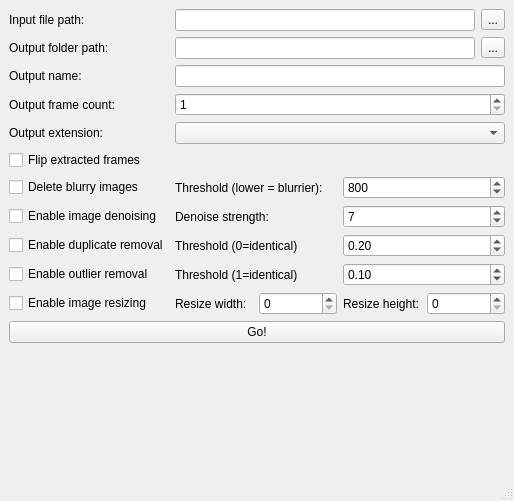
Before: the Qt Designer form mainwindow.ui in lucianjames/Vid2Photogrammetry, drawn with Qt 5.
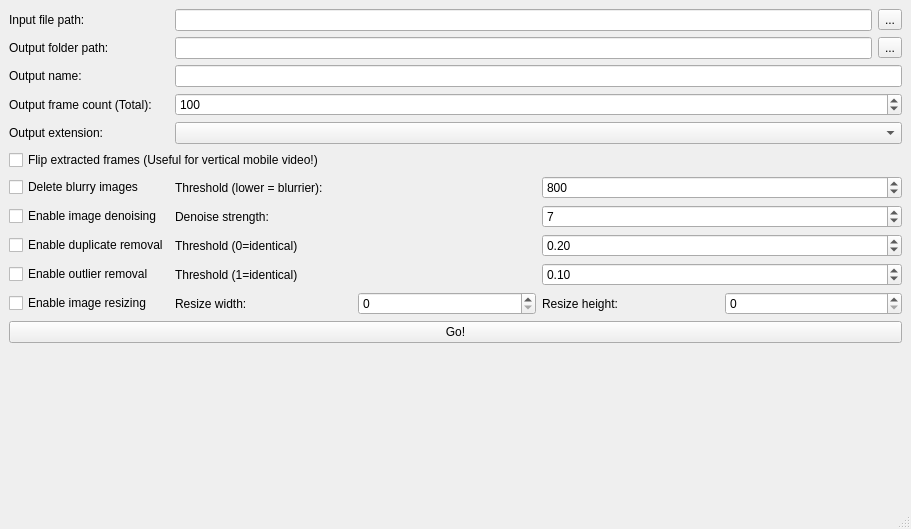
After: the same form once the commit is applied.

```diff
--- a/mainwindow.ui
+++ b/mainwindow.ui
@@ -6,8 +6,8 @@
    <rect>
     <x>0</x>
     <y>0</y>
-    <width>514</width>
-    <height>501</height>
+    <width>911</width>
+    <height>529</height>
    </rect>
   </property>
   <property name="windowTitle">
@@ -129,6 +129,9 @@
         <property name="maximum">
          <number>999999999</number>
         </property>
+        <property name="value">
+         <number>100</number>
+        </property>
        </widget>
       </item>
       <item row="8" column="1" colspan="2">
@@ -176,17 +179,10 @@
         </item>
        </layout>
       </item>
-      <item row="7" column="0">
-       <widget class="QCheckBox" name="flipCheckBox">
-        <property name="text">
-         <string>Flip extracted frames</string>
-        </property>
-       </widget>
-      </item>
       <item row="5" column="0">
        <widget class="QLabel" name="outFrameCountLabel">
         <property name="text">
-         <string>Output frame count:</string>
+         <string>Output frame count (Total):</string>
         </property>
        </widget>
       </item>
@@ -259,6 +255,13 @@
       <item row="1" column="1">
        <widget class="QLineEdit" name="outFolderText"/>
       </item>
+      <item row="7" column="0" colspan="2">
+       <widget class="QCheckBox" name="flipCheckBox">
+        <property name="text">
+         <string>Flip extracted frames (Useful for vertical mobile video!)</string>
+        </property>
+       </widget>
+      </item>
      </layout>
     </item>
     <item>
```
Left out of the diff: 2 changed lines with no effect on the pictures.
